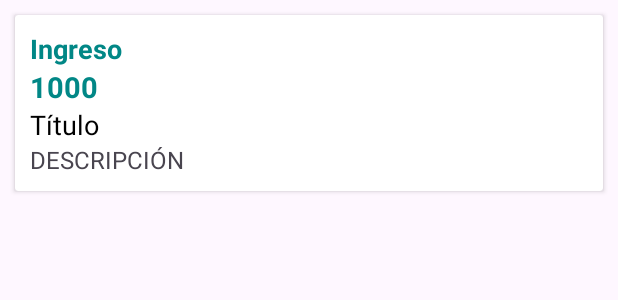
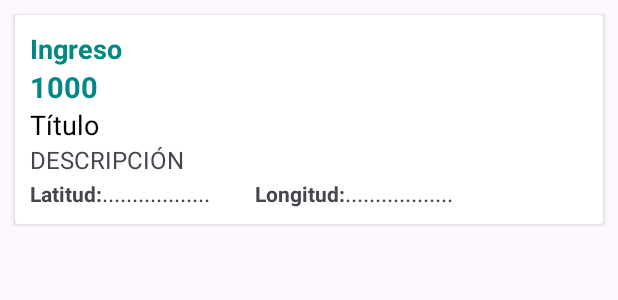
Before and after one commit to gabriellescano5/AventurAPP, an Android app: the layout item_recycler.xml on its own in the app's theme, with its tools: preview values and no code run, on a phone screen of 412 x 824 dp. Shown: the top 300 px of the screen. Run offline under Robolectric (Android 15) with nearby library versions, the phone set to English and light mode, and no system bars.

Commit message:
Agregado Geolocalización

```diff
--- a/app/src/main/java/com/example/aventurapp/consultas/ConsultasActivity.java
+++ b/app/src/main/java/com/example/aventurapp/consultas/ConsultasActivity.java
@@ -1,5 +1,6 @@
 package com.example.aventurapp.consultas;
 
+import android.app.ProgressDialog;
 import android.os.Bundle;
 import android.view.View;
 import android.widget.Toast;
@@ -74,6 +75,7 @@ public class ConsultasActivity extends AppCompatActivity {
                     vueloList = response.body();
                     vueloAdapter = new VueloAdapter(vueloList, getApplicationContext());
                     recyclerView.setAdapter(vueloAdapter);
+
                 }
             }
 
--- a/app/src/main/res/layout/item_recycler.xml
+++ b/app/src/main/res/layout/item_recycler.xml
@@ -43,6 +43,36 @@
             android:layout_width="match_parent"
             android:layout_height="wrap_content"/>
 
+        <LinearLayout
+            android:orientation="horizontal"
+            android:layout_width="wrap_content"
+            android:layout_height="wrap_content">
+            <TextView
+                android:textStyle="bold"
+                android:text="@string/Latitud"
+                android:layout_width="wrap_content"
+                android:layout_height="wrap_content"/>
+            <TextView
+                android:textSize="16sp"
+                android:text="@string/puntos"
+                android:id="@+id/latitud"
+                android:layout_width="match_parent"
+                android:layout_height="wrap_content"/>
+            <TextView
+                android:layout_marginStart="30dp"
+                android:textStyle="bold"
+                android:text="@string/Longitud"
+                android:layout_width="wrap_content"
+                android:layout_height="wrap_content"/>
+            <TextView
+                android:textSize="16sp"
+                android:text="@string/puntos"
+                android:id="@+id/longitud"
+                android:layout_width="match_parent"
+                android:layout_height="wrap_content"/>
+
+        </LinearLayout>
+
     </LinearLayout>
 
 </androidx.cardview.widget.CardView>
```
Also changed, not shown: app/src/main/java/com/example/aventurapp/gastos/AgregarTransaccionActivity.java (+38 -3 lines), app/src/main/java/com/example/aventurapp/gastos/GastoAdaptador.java (+6 -1 lines), app/src/main/java/com/example/aventurapp/gastos/GastoTabla.java (+21 -1 lines).
